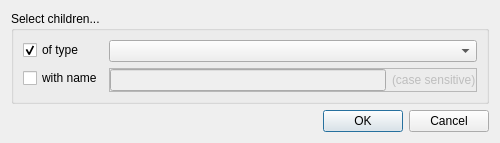
Qt form qCC/ui_templates/selectChildrenDlg.ui (CloudCompare/CloudCompare) before a commit.
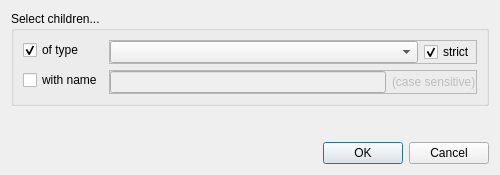
The same form after that commit.

Commit message:
Allow both strict and non-strict type match in selectByTypeAndName()
Add a new checkbox to choose between strict and non-strict type
selection.

This allows for instance to perform a strict match on CC_TYPES::MESH
which is particularly useful when selecting actual meshes with the
intent to merge them.

A non exclusive match for meshes would select also entities _containing_
meshes along with the actual mesh entities, which can be
counter-intuitive when asking to select meshes.

Patch:
```diff
--- a/qCC/ui_templates/selectChildrenDlg.ui
+++ b/qCC/ui_templates/selectChildrenDlg.ui
@@ -7,7 +7,7 @@
     <x>0</x>
     <y>0</y>
     <width>500</width>
-    <height>140</height>
+    <height>175</height>
    </rect>
   </property>
   <property name="windowTitle">
@@ -20,7 +20,10 @@
       <string>Select children...</string>
      </property>
      <layout class="QFormLayout" name="formLayout">
-      <item row="0" column="0">
+      <property name="fieldGrowthPolicy">
+       <enum>QFormLayout::AllNonFixedFieldsGrow</enum>
+      </property>
+      <item row="1" column="0">
        <widget class="QCheckBox" name="typeCheckBox">
         <property name="text">
          <string>of type</string>
@@ -30,17 +33,14 @@
         </property>
        </widget>
       </item>
-      <item row="0" column="1">
-       <widget class="QComboBox" name="typeComboBox"/>
-      </item>
-      <item row="1" column="0">
+      <item row="2" column="0">
        <widget class="QCheckBox" name="nameCheckBox">
         <property name="text">
          <string>with name</string>
         </property>
        </widget>
       </item>
-      <item row="1" column="1">
+      <item row="2" column="1">
        <widget class="QFrame" name="nameFrame">
         <property name="enabled">
          <bool>false</bool>
@@ -68,6 +68,44 @@
         </layout>
        </widget>
       </item>
+      <item row="1" column="1">
+       <widget class="QFrame" name="typeFrame">
+        <property name="enabled">
+         <bool>true</bool>
+        </property>
+        <property name="frameShape">
+         <enum>QFrame::StyledPanel</enum>
+        </property>
+        <property name="frameShadow">
+         <enum>QFrame::Raised</enum>
+        </property>
+        <layout class="QHBoxLayout" name="horizontalLayout_6">
+         <property name="margin">
+          <number>0</number>
+         </property>
+         <item>
+          <widget class="QComboBox" name="typeComboBox">
+           <property name="sizePolicy">
+            <sizepolicy hsizetype="Expanding" vsizetype="Fixed">
+             <horstretch>0</horstretch>
+             <verstretch>0</verstretch>
+            </sizepolicy>
+           </property>
+          </widget>
+         </item>
+         <item>
+          <widget class="QCheckBox" name="typeStrictCheckBox">
+           <property name="text">
+            <string>strict</string>
+           </property>
+           <property name="checked">
+            <bool>true</bool>
+           </property>
+          </widget>
+         </item>
+        </layout>
+       </widget>
+      </item>
      </layout>
     </widget>
    </item>
```
Left out of the diff: 38 changed lines with no effect on the pictures. The commit also changes 3 other files.
